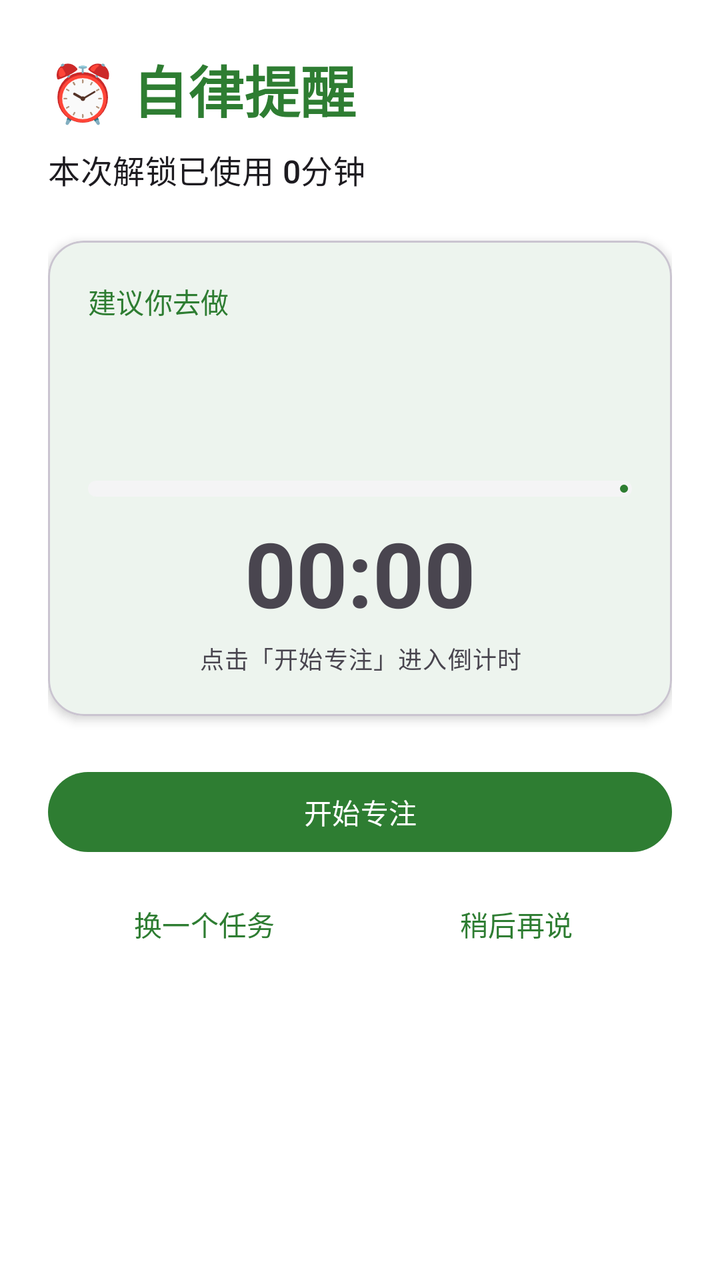
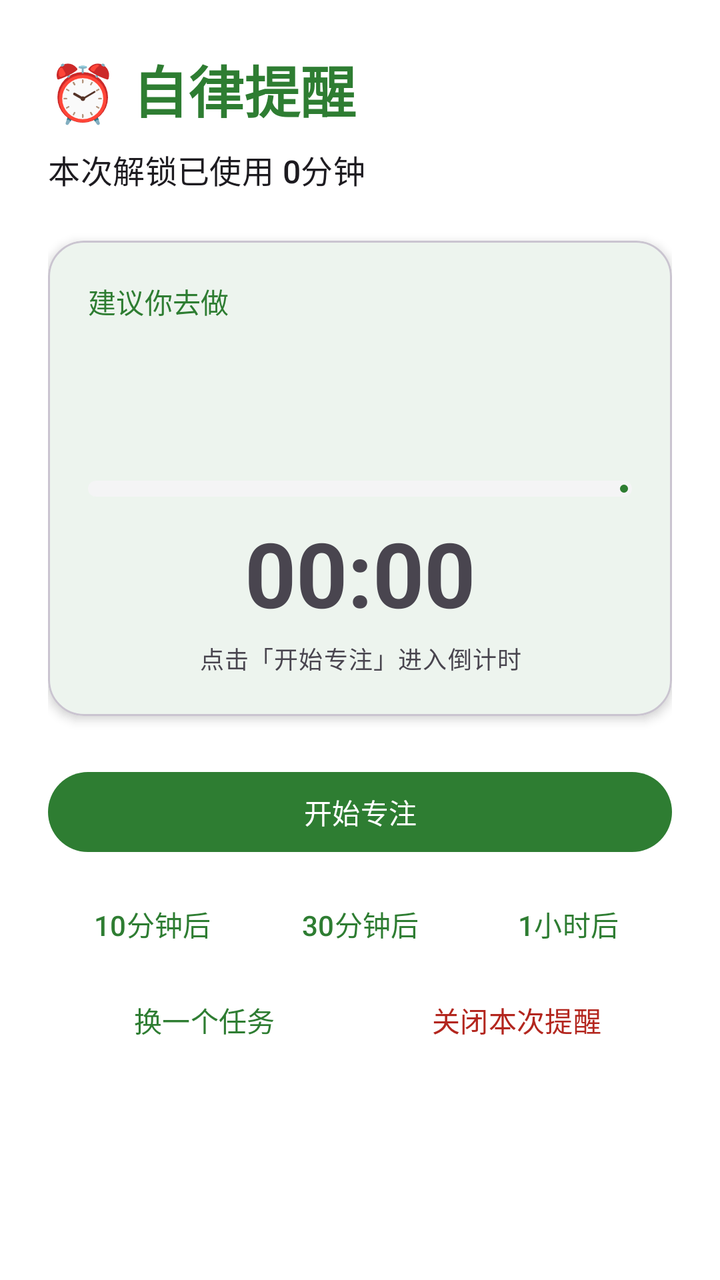

The first picture is an Android layout as it rendered before a commit; the second is the same layout after the commit. The layout source and the unified diff follow.
<!-- AndroidManifest.xml: application theme Theme.SelfDiscipline -->
<!-- res/layout/activity_reminder.xml -->
<?xml version="1.0" encoding="utf-8"?>
<ScrollView xmlns:android="http://schemas.android.com/apk/res/android"
    xmlns:app="http://schemas.android.com/apk/res-auto"
    android:layout_width="match_parent"
    android:layout_height="match_parent"
    android:fillViewport="true">

    <LinearLayout
        android:layout_width="match_parent"
        android:layout_height="wrap_content"
        android:orientation="vertical"
        android:padding="24dp">

        <TextView
            android:layout_width="wrap_content"
            android:layout_height="wrap_content"
            android:text="⏰ 自律提醒"
            android:textAppearance="?attr/textAppearanceHeadlineMedium"
            android:textColor="?attr/colorPrimary"
            android:textStyle="bold" />

        <TextView
            android:id="@+id/tvRemindUsage"
            android:layout_width="wrap_content"
            android:layout_height="wrap_content"
            android:layout_marginTop="8dp"
            android:text="本次解锁已使用 0分钟"
            android:textAppearance="?attr/textAppearanceTitleMedium" />

        
        <com.google.android.material.card.MaterialCardView
            android:id="@+id/cardTask"
            android:layout_width="match_parent"
            android:layout_height="wrap_content"
            android:layout_marginTop="24dp"
            app:cardCornerRadius="18dp"
            app:cardElevation="3dp">

            <LinearLayout
                android:layout_width="match_parent"
                android:layout_height="wrap_content"
                android:orientation="vertical"
                android:padding="20dp">

                <TextView
                    android:layout_width="wrap_content"
                    android:layout_height="wrap_content"
                    android:text="建议你去做"
                    android:textAppearance="?attr/textAppearanceLabelLarge"
                    android:textColor="?attr/colorPrimary" />

                <TextView
                    android:id="@+id/tvTaskTitle"
                    android:layout_width="wrap_content"
                    android:layout_height="wrap_content"
                    android:layout_marginTop="8dp"
                    android:textAppearance="?attr/textAppearanceHeadlineSmall"
                    android:textStyle="bold" />

                <TextView
                    android:id="@+id/tvTaskMeta"
                    android:layout_width="wrap_content"
                    android:layout_height="wrap_content"
                    android:layout_marginTop="4dp"
                    android:textAppearance="?attr/textAppearanceBodyMedium"
                    android:textColor="?android:attr/textColorSecondary" />

                <com.google.android.material.progressindicator.LinearProgressIndicator
                    android:id="@+id/progressFocus"
                    android:layout_width="match_parent"
                    android:layout_height="wrap_content"
                    android:layout_marginTop="16dp"
                    android:max="100"
                    app:indicatorColor="?attr/colorPrimary"
                    app:trackColor="?attr/colorSurfaceVariant"
                    app:trackCornerRadius="4dp"
                    app:trackThickness="8dp" />

                <TextView
                    android:id="@+id/tvCountdown"
                    android:layout_width="match_parent"
                    android:layout_height="wrap_content"
                    android:layout_marginTop="8dp"
                    android:gravity="center"
                    android:text="00:00"
                    android:textAppearance="?attr/textAppearanceDisplayMedium"
                    android:textStyle="bold" />

                <TextView
                    android:id="@+id/tvFocusHint"
                    android:layout_width="match_parent"
                    android:layout_height="wrap_content"
                    android:layout_marginTop="4dp"
                    android:gravity="center"
                    android:text="点击「开始专注」进入倒计时"
                    android:textAppearance="?attr/textAppearanceBodySmall"
                    android:textColor="?android:attr/textColorSecondary" />
            </LinearLayout>
        </com.google.android.material.card.MaterialCardView>

        <TextView
            android:id="@+id/tvNoTask"
            android:layout_width="match_parent"
            android:layout_height="wrap_content"
            android:layout_marginTop="32dp"
            android:gravity="center"
            android:text="还没有待办任务\n请先到任务清单中添加一个想做的事情吧"
            android:textAppearance="?attr/textAppearanceBodyLarge"
            android:textColor="?android:attr/textColorSecondary"
            android:visibility="gone" />

        <com.google.android.material.button.MaterialButton
            android:id="@+id/btnAddTask"
            android:layout_width="match_parent"
            android:layout_height="wrap_content"
            android:layout_marginTop="12dp"
            android:text="去添加任务"
            style="@style/Widget.Material3.Button.TonalButton"
            android:visibility="gone" />

        <com.google.android.material.button.MaterialButton
            android:id="@+id/btnStart"
            android:layout_width="match_parent"
            android:layout_height="wrap_content"
            android:layout_marginTop="24dp"
            android:text="开始专注" />

        <com.google.android.material.button.MaterialButton
            android:id="@+id/btnComplete"
            android:layout_width="match_parent"
            android:layout_height="wrap_content"
            android:layout_marginTop="24dp"
            android:text="我已完成这个任务"
            android:visibility="gone" />

        <LinearLayout
            android:layout_width="match_parent"
            android:layout_height="wrap_content"
            android:layout_marginTop="8dp"
            android:orientation="horizontal">

            <com.google.android.material.button.MaterialButton
                android:id="@+id/btnSkip"
                android:layout_width="0dp"
                android:layout_height="wrap_content"
                android:layout_weight="1"
                android:text="换一个任务"
                style="@style/Widget.Material3.Button.TextButton" />

            <com.google.android.material.button.MaterialButton
                android:id="@+id/btnLater"
                android:layout_width="0dp"
                android:layout_height="wrap_content"
                android:layout_weight="1"
                android:text="稍后再说"
                style="@style/Widget.Material3.Button.TextButton" />
        </LinearLayout>
    </LinearLayout>
</ScrollView>
<!-- resources referenced by this layout -->
<resources>
  <style name="Theme.SelfDiscipline" parent="Theme.Material3.Light.NoActionBar">
          <item name="colorPrimary">@color/primary</item>
          <item name="colorOnPrimary">@color/white</item>
          <item name="colorPrimaryContainer">@color/primary_container</item>
          <item name="colorOnPrimaryContainer">@color/on_primary_container</item>
          <item name="colorSurface">@color/surface</item>
          <item name="colorSurfaceVariant">@color/surface_variant</item>
          <item name="android:windowBackground">@color/white</item>
          <item name="android:statusBarColor">@color/white</item>
          <item name="android:windowLightStatusBar">true</item>
      </style>
  <color name="primary">#2E7D32</color>
  <color name="white">#FFFFFF</color>
  <color name="primary_container">#A5D6A7</color>
  <color name="on_primary_container">#1B5E20</color>
  <color name="surface">#FFFFFF</color>
  <color name="surface_variant">#F4F4F5</color>
</resources>

<!-- the commit's change to res/layout/activity_reminder.xml (unified diff, before → after) -->
@@ -140,19 +140,55 @@
             android:orientation="horizontal">
 
             <com.google.android.material.button.MaterialButton
+                android:id="@+id/btnSnooze10"
+                android:layout_width="0dp"
+                android:layout_height="wrap_content"
+                android:layout_weight="1"
+                android:minWidth="0dp"
+                android:text="10分钟后"
+                style="@style/Widget.Material3.Button.TextButton" />
+
+            <com.google.android.material.button.MaterialButton
+                android:id="@+id/btnSnooze30"
+                android:layout_width="0dp"
+                android:layout_height="wrap_content"
+                android:layout_weight="1"
+                android:minWidth="0dp"
+                android:text="30分钟后"
+                style="@style/Widget.Material3.Button.TextButton" />
+
+            <com.google.android.material.button.MaterialButton
+                android:id="@+id/btnSnooze60"
+                android:layout_width="0dp"
+                android:layout_height="wrap_content"
+                android:layout_weight="1"
+                android:minWidth="0dp"
+                android:text="1小时后"
+                style="@style/Widget.Material3.Button.TextButton" />
+        </LinearLayout>
+
+        <LinearLayout
+            android:layout_width="match_parent"
+            android:layout_height="wrap_content"
+            android:orientation="horizontal">
+
+            <com.google.android.material.button.MaterialButton
                 android:id="@+id/btnSkip"
                 android:layout_width="0dp"
                 android:layout_height="wrap_content"
                 android:layout_weight="1"
+                android:minWidth="0dp"
                 android:text="换一个任务"
                 style="@style/Widget.Material3.Button.TextButton" />
 
             <com.google.android.material.button.MaterialButton
-                android:id="@+id/btnLater"
+                android:id="@+id/btnMuteSession"
                 android:layout_width="0dp"
                 android:layout_height="wrap_content"
                 android:layout_weight="1"
-                android:text="稍后再说"
+                android:minWidth="0dp"
+                android:text="关闭本次提醒"
+                android:textColor="?attr/colorError"
                 style="@style/Widget.Material3.Button.TextButton" />
         </LinearLayout>
     </LinearLayout>
